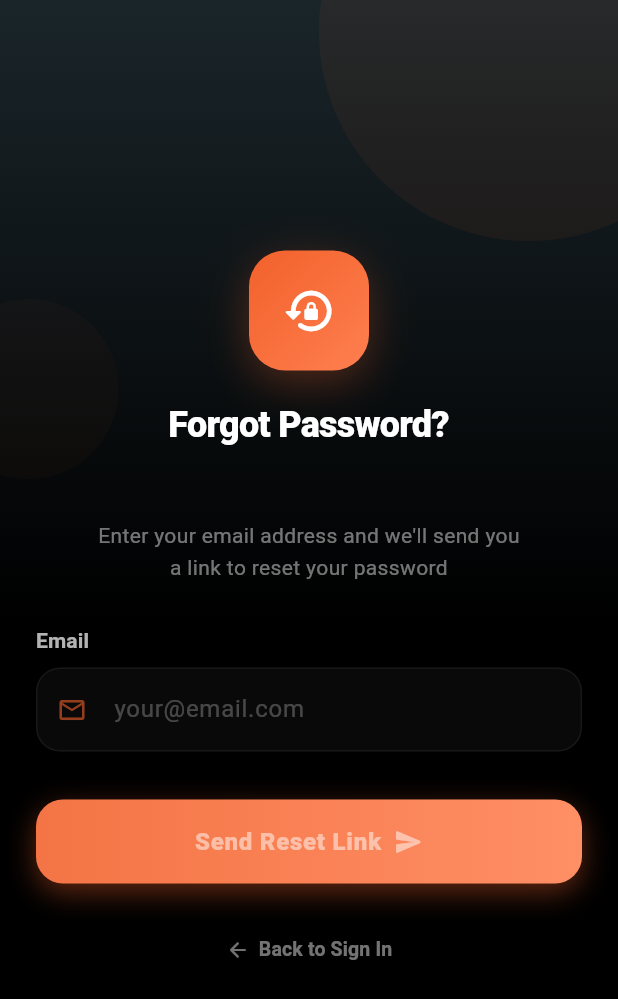
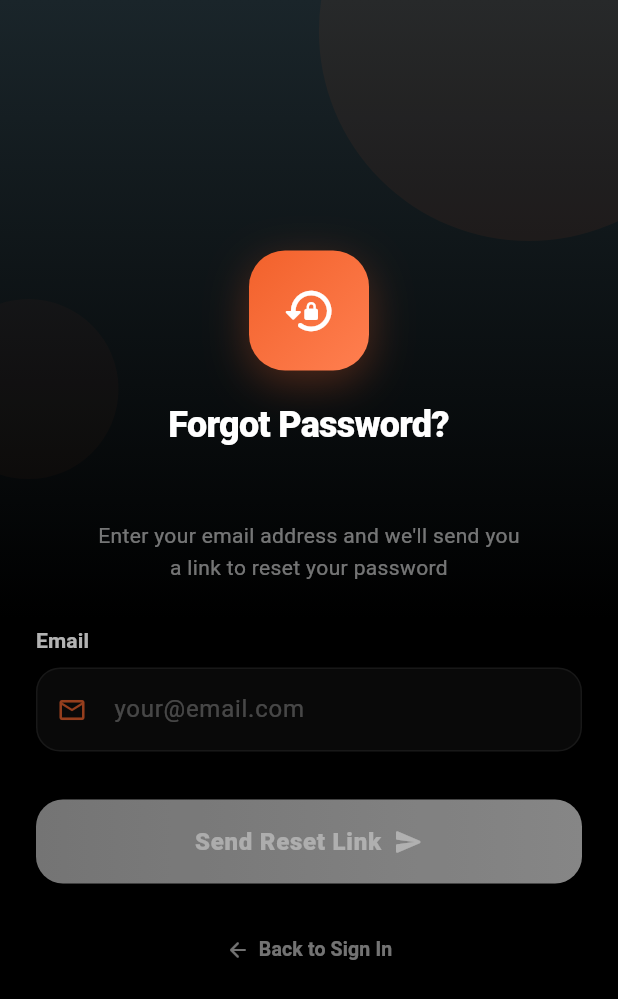
Before and after one commit to moamenFathy/Ticketa, a Flutter app: the screen it shows after launch, after a tap on "Forgot password?", on a phone screen of 412 x 824 dp. Shown: the top 999 px of the screen. Run offline on Flutter 3.47's test engine with Material 3 defaults, Android fonts, the phone set to English and light mode, and no system bars; our stand-ins replace cached_network_image, cookie_jar, dio, dio_cookie_manager, flutter_bloc, get_it and 6 more; missing offline and left inert: cupertino_native, flutter_stripe; network calls fail.

Commit message:
fix(auth,booking): enhance RTL alignment and directional layouts in auth and seat selection flows

```diff
--- a/apps/mobile/lib/features/auth/presentation/screens/forgot_password_page.dart
+++ b/apps/mobile/lib/features/auth/presentation/screens/forgot_password_page.dart
@@ -146,7 +146,7 @@ class _ForgotPasswordPageState extends State<ForgotPasswordPage>
 
   Widget _buildInputLabel(ThemeData theme, String label) {
     return Align(
-      alignment: Alignment.centerLeft,
+      alignment: AlignmentDirectional.centerStart,
       child: Text(
         label,
         style: theme.textTheme.labelLarge?.copyWith(
@@ -201,34 +201,40 @@ class _ForgotPasswordPageState extends State<ForgotPasswordPage>
       },
       builder: (context, state) {
         final isLoading = state is AuthLoading;
+        final hasEmail = _emailController.text.trim().isNotEmpty;
         return SizedBox(
           width: double.infinity,
           height: 56,
           child: DecoratedBox(
             decoration: BoxDecoration(
               borderRadius: BorderRadius.circular(18),
-              gradient: const LinearGradient(
-                colors: [AppColors.warmOrange, AppColors.lighterOrange],
+              gradient: LinearGradient(
+                colors: hasEmail
+                    ? [AppColors.warmOrange, AppColors.lighterOrange]
+                    : [Colors.grey.shade700, Colors.grey.shade600],
                 begin: Alignment.centerLeft,
                 end: Alignment.centerRight,
               ),
-              boxShadow: [
-                BoxShadow(
-                  color: AppColors.warmOrange.withValues(alpha: 0.4),
-                  blurRadius: 16,
-                  offset: const Offset(0, 6),
-                ),
-              ],
+              boxShadow: hasEmail
+                  ? [
+                      BoxShadow(
+                        color: AppColors.warmOrange.withValues(alpha: 0.4),
+                        blurRadius: 16,
+                        offset: const Offset(0, 6),
+                      ),
+                    ]
+                  : [],
             ),
             child: ElevatedButton(
-              onPressed: isLoading || _emailController.text.trim().isEmpty
+              onPressed: isLoading || !hasEmail
                   ? null
-                  : () => context.read<AuthCubit>().forgotPassword(_emailController.text.trim()),
+                  : () {
+                      context.read<AuthCubit>().forgotPassword(_emailController.text.trim());
+                    },
               style: ElevatedButton.styleFrom(
                 backgroundColor: Colors.transparent,
                 shadowColor: Colors.transparent,
                 foregroundColor: Colors.white,
-                disabledForegroundColor: Colors.white.withValues(alpha: 0.5),
                 shape: RoundedRectangleBorder(borderRadius: BorderRadius.circular(18)),
                 elevation: 0,
               ),
@@ -240,9 +246,9 @@ class _ForgotPasswordPageState extends State<ForgotPasswordPage>
                   : Row(
                       mainAxisAlignment: MainAxisAlignment.center,
                       children: [
-                        Text(l10n.sendResetLink, style: TextStyle(fontSize: 16, fontWeight: FontWeight.w900, letterSpacing: 0.5)),
-                        SizedBox(width: 8),
-                        Icon(Icons.send_rounded, size: 20),
+                        Text(l10n.sendResetLink, style: const TextStyle(fontSize: 16, fontWeight: FontWeight.w900, letterSpacing: 0.5)),
+                        const SizedBox(width: 8),
+                        const Icon(Icons.send_rounded, size: 20),
                       ],
                     ),
             ),
@@ -258,7 +264,13 @@ class _ForgotPasswordPageState extends State<ForgotPasswordPage>
       child: Row(
         mainAxisAlignment: MainAxisAlignment.center,
         children: [
-          Icon(Icons.arrow_back_rounded, size: 16, color: theme.colorScheme.onSurface.withValues(alpha: 0.45)),
+          Icon(
+            Localizations.localeOf(context).languageCode == 'ar'
+                ? Icons.arrow_forward_rounded
+                : Icons.arrow_back_rounded,
+            size: 16,
+            color: theme.colorScheme.onSurface.withValues(alpha: 0.45),
+          ),
           const SizedBox(width: 6),
           Text(
             l10n.backToSignIn,
--- a/apps/mobile/lib/features/auth/presentation/screens/login_page.dart
+++ b/apps/mobile/lib/features/auth/presentation/screens/login_page.dart
@@ -159,7 +159,7 @@ class _LoginPageState extends State<LoginPage> with SingleTickerProviderStateMix
 
   Widget _buildInputLabel(ThemeData theme, String label) {
     return Align(
-      alignment: Alignment.centerLeft,
+      alignment: AlignmentDirectional.centerStart,
       child: Text(
         label,
         style: theme.textTheme.labelLarge?.copyWith(
@@ -210,7 +210,7 @@ class _LoginPageState extends State<LoginPage> with SingleTickerProviderStateMix
 
   Widget _buildForgotPassword(ThemeData theme, AppLocalizations l10n) {
     return Align(
-      alignment: Alignment.centerRight,
+      alignment: AlignmentDirectional.centerEnd,
       child: TextButton(
         onPressed: () => Navigator.pushNamed(context, '/forgot-password'),
         style: TextButton.styleFrom(padding: EdgeInsets.zero, minimumSize: Size.zero, tapTargetSize: MaterialTapTargetSize.shrinkWrap),
@@ -258,7 +258,9 @@ class _LoginPageState extends State<LoginPage> with SingleTickerProviderStateMix
               ],
             ),
             child: ElevatedButton(
-              onPressed: isLoading ? null : () {
+              onPressed: isLoading
+                  ? null
+                  : () {
                       if (_formKey.currentState!.validate()) {
                         context.read<AuthCubit>().login(
                               _emailController.text.trim(),
@@ -283,7 +285,12 @@ class _LoginPageState extends State<LoginPage> with SingleTickerProviderStateMix
                       children: [
                         Text(l10n.signIn, style: const TextStyle(fontSize: 16, fontWeight: FontWeight.w900, letterSpacing: 0.5)),
                         const SizedBox(width: 8),
-                        const Icon(Icons.arrow_forward_rounded, size: 20),
+                        Icon(
+                          Localizations.localeOf(context).languageCode == 'ar'
+                              ? Icons.arrow_back_rounded
+                              : Icons.arrow_forward_rounded,
+                          size: 20,
+                        ),
                       ],
                     ),
             ),
--- a/apps/mobile/lib/features/booking/presentation/widgets/seat_date_selector.dart
+++ b/apps/mobile/lib/features/booking/presentation/widgets/seat_date_selector.dart
@@ -116,7 +116,7 @@ class _SeatDateSelectorState extends State<SeatDateSelector> {
                 },
                 child: AnimatedContainer(
                   duration: const Duration(milliseconds: 300),
-                  margin: const EdgeInsets.only(right: 8),
+                  margin: const EdgeInsetsDirectional.only(end: 8),
                   padding: const EdgeInsets.symmetric(horizontal: 14, vertical: 8),
                   decoration: BoxDecoration(
                     color: isActive
@@ -161,7 +161,7 @@ class _SeatDateSelectorState extends State<SeatDateSelector> {
                 child: AnimatedContainer(
                   duration: const Duration(milliseconds: 300),
                   width: 75,
-                  margin: const EdgeInsets.only(right: 15),
+                  margin: const EdgeInsetsDirectional.only(end: 15),
                   decoration: BoxDecoration(
                     color: isSelected
                         ? theme.colorScheme.primary
```
Also changed, not shown: apps/mobile/lib/core/widgets/custom_date_picker.dart (+25 -7 lines), apps/mobile/lib/features/auth/presentation/screens/register_page.dart (+8 -3 lines), apps/mobile/lib/features/booking/presentation/screens/seat_selection_page.dart (+6 -1 lines). Lines whose indentation alone changed are shown as unchanged.
